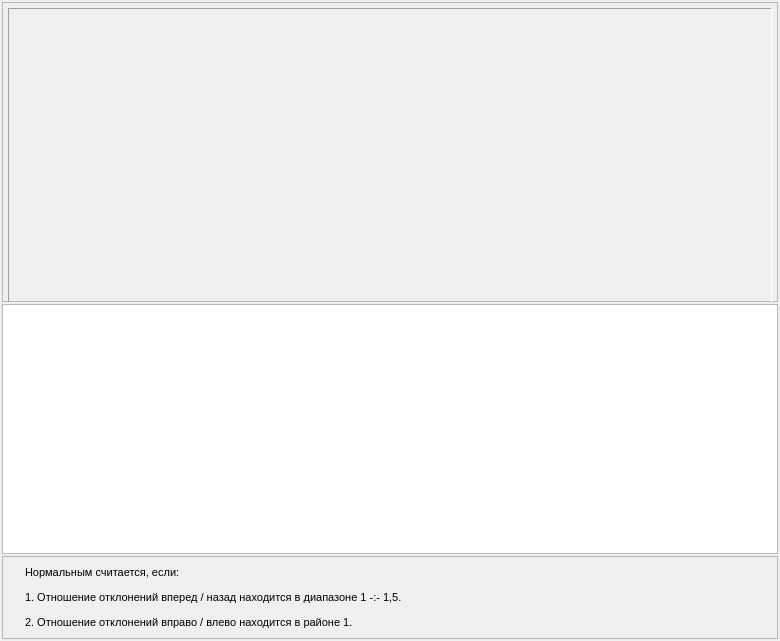
Before: the Qt Designer form metodics/dynamic_tests/cross/crossvisualize.ui in grigp/a-analyser, drawn with Qt 5.
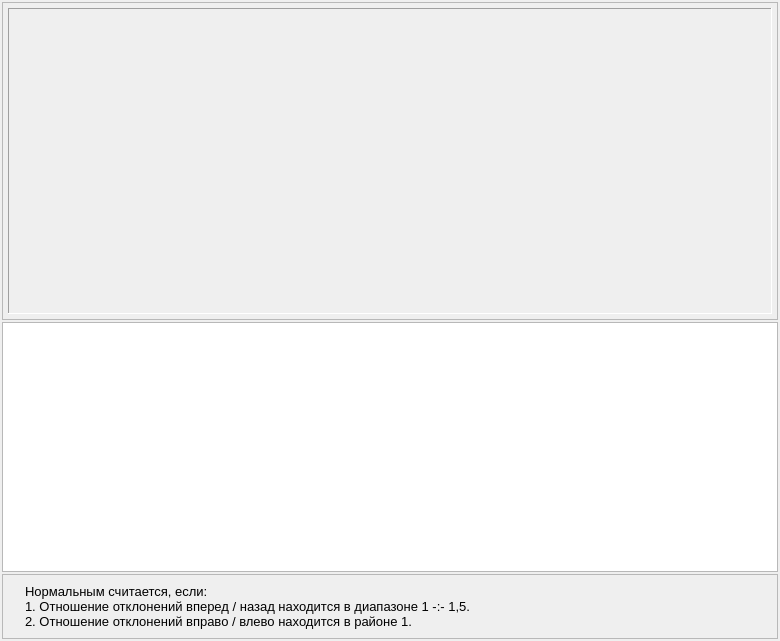
After: the same form once the commit is applied. Icons and pictures are not drawn. Custom widgets are drawn as their Qt base class.

Commit message: Шрифт в комментариях теста на устойчивость

```diff
--- a/metodics/dynamic_tests/cross/crossvisualize.ui
+++ b/metodics/dynamic_tests/cross/crossvisualize.ui
@@ -146,38 +146,16 @@
        </widget>
       </item>
       <item>
-       <widget class="QLabel" name="lblNorm">
-        <property name="sizePolicy">
-         <sizepolicy hsizetype="Preferred" vsizetype="Preferred">
-          <horstretch>0</horstretch>
-          <verstretch>0</verstretch>
-         </sizepolicy>
-        </property>
-        <property name="maximumSize">
-         <size>
-          <width>16777215</width>
-          <height>16777215</height>
-         </size>
-        </property>
+       <widget class="QLabel" name="lblInfo">
         <property name="font">
          <font>
-          <pointsize>12</pointsize>
+          <pointsize>10</pointsize>
          </font>
         </property>
         <property name="text">
-         <string>&lt;!DOCTYPE HTML PUBLIC &quot;-//W3C//DTD HTML 4.0//EN&quot; &quot;http://www.w3.org/TR/REC-html40/strict.dtd&quot;&gt;
-&lt;html&gt;&lt;head&gt;&lt;meta name=&quot;qrichtext&quot; content=&quot;1&quot; /&gt;&lt;style type=&quot;text/css&quot;&gt;
-p, li { white-space: pre-wrap; }
-&lt;/style&gt;&lt;/head&gt;&lt;body style=&quot; font-family:'MS Shell Dlg 2'; font-size:12pt; font-weight:400; font-style:normal;&quot;&gt;
-&lt;p style=&quot; margin-top:12px; margin-bottom:12px; margin-left:0px; margin-right:0px; -qt-block-indent:0; text-indent:0px;&quot;&gt;&lt;span style=&quot; font-size:8pt;&quot;&gt;Нормальным считается, если:&lt;/span&gt;&lt;/p&gt;
-&lt;p style=&quot; margin-top:12px; margin-bottom:12px; margin-left:0px; margin-right:0px; -qt-block-indent:0; text-indent:0px;&quot;&gt;&lt;span style=&quot; font-size:8pt;&quot;&gt;1. Отношение отклонений вперед / назад находится в диапазоне 1 -:- 1,5.&lt;/span&gt;&lt;/p&gt;
-&lt;p style=&quot; margin-top:12px; margin-bottom:12px; margin-left:0px; margin-right:0px; -qt-block-indent:0; text-indent:0px;&quot;&gt;&lt;span style=&quot; font-size:8pt;&quot;&gt;2. Отношение отклонений вправо / влево находится в районе 1.&lt;/span&gt;&lt;/p&gt;&lt;/body&gt;&lt;/html&gt;</string>
-        </property>
-        <property name="alignment">
-         <set>Qt::AlignLeading|Qt::AlignLeft|Qt::AlignTop</set>
-        </property>
-        <property name="wordWrap">
-         <bool>false</bool>
+         <string>Нормальным считается, если:
+1. Отношение отклонений вперед / назад находится в диапазоне 1 -:- 1,5.
+2. Отношение отклонений вправо / влево находится в районе 1.</string>
         </property>
        </widget>
       </item>
```
